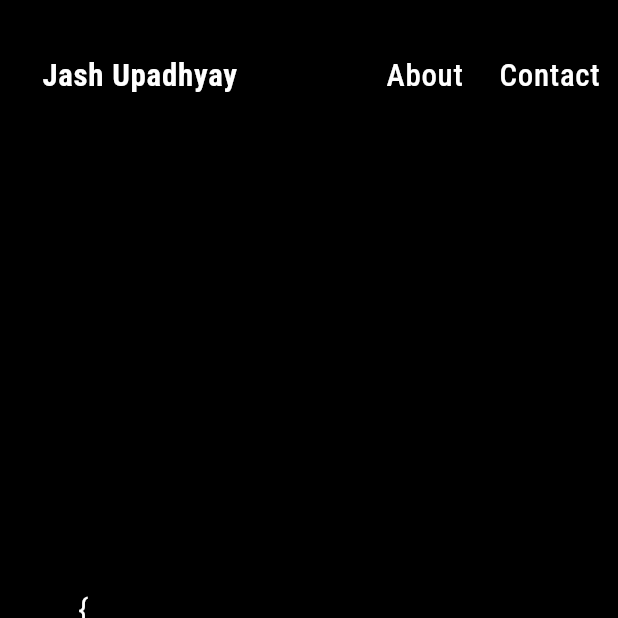
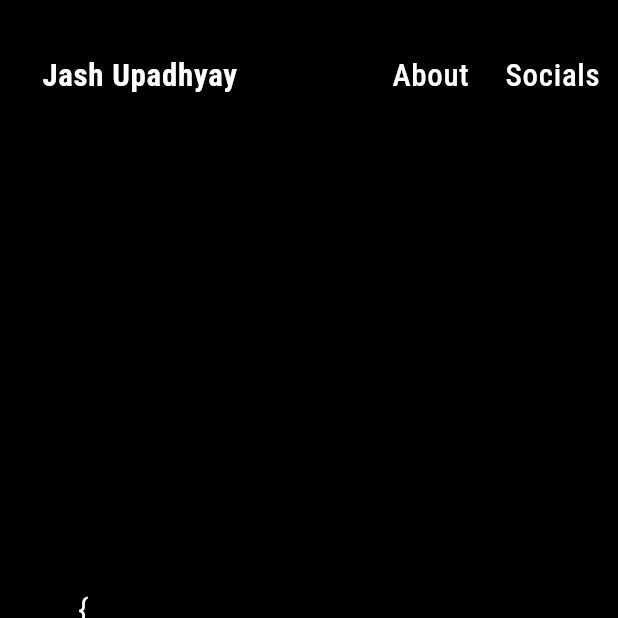
Before and after one commit to bitsbuild/flutter-resume, a Flutter app: the screen it shows after launch, on a phone screen of 412 x 824 dp, the top half of it. Run offline on Flutter 3.47's test engine with Material 3 defaults, Android fonts, the phone set to English and light mode, and no system bars; our stand-ins replace google_fonts.

Commit message:
Minor Word Replacement

```diff
--- a/resume/lib/main.dart
+++ b/resume/lib/main.dart
@@ -74,7 +74,7 @@ class _JashUpadhyayScaffoldState extends State<JashUpadhyayScaffold> {
               });
             },
             child: Text(
-              'Contact',
+              'Socials',
               style: GoogleFonts.robotoCondensed(
                 textStyle: TextStyle(
                   color: Colors.white,
```
